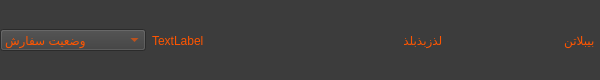
This is FOOD/restaurantownerorderitemwidget.ui in pooratho/FOOD as Qt 5 draws it before an edit. The edited form follows.
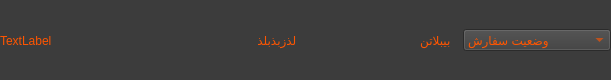
This is the edited form.

Commit message: view order widget for restaurant owner fixed

What changed in the file:
```diff
--- a/FOOD/restaurantownerorderitemwidget.ui
+++ b/FOOD/restaurantownerorderitemwidget.ui
@@ -6,7 +6,7 @@
    <rect>
     <x>0</x>
     <y>0</y>
-    <width>600</width>
+    <width>611</width>
     <height>80</height>
    </rect>
   </property>
@@ -23,30 +23,11 @@
     <rect>
      <x>0</x>
      <y>0</y>
-     <width>601</width>
+     <width>611</width>
      <height>81</height>
     </rect>
    </property>
    <layout class="QHBoxLayout" name="horizontalLayout">
-    <item>
-     <widget class="QComboBox" name="comboBoxStatus">
-      <item>
-       <property name="text">
-        <string>وضعیت سفارش</string>
-       </property>
-      </item>
-      <item>
-       <property name="text">
-        <string>در حال آماده سازی</string>
-       </property>
-      </item>
-      <item>
-       <property name="text">
-        <string>در حال ارسال</string>
-       </property>
-      </item>
-     </widget>
-    </item>
     <item>
      <widget class="QLabel" name="labelCustomerPhone">
       <property name="text">
@@ -74,6 +55,25 @@
       </property>
      </widget>
     </item>
+    <item>
+     <widget class="QComboBox" name="comboBoxStatus">
+      <item>
+       <property name="text">
+        <string>وضعیت سفارش</string>
+       </property>
+      </item>
+      <item>
+       <property name="text">
+        <string>در حال آماده سازی</string>
+       </property>
+      </item>
+      <item>
+       <property name="text">
+        <string>در حال ارسال</string>
+       </property>
+      </item>
+     </widget>
+    </item>
    </layout>
   </widget>
  </widget>
```
The commit also changes 2 other files.
